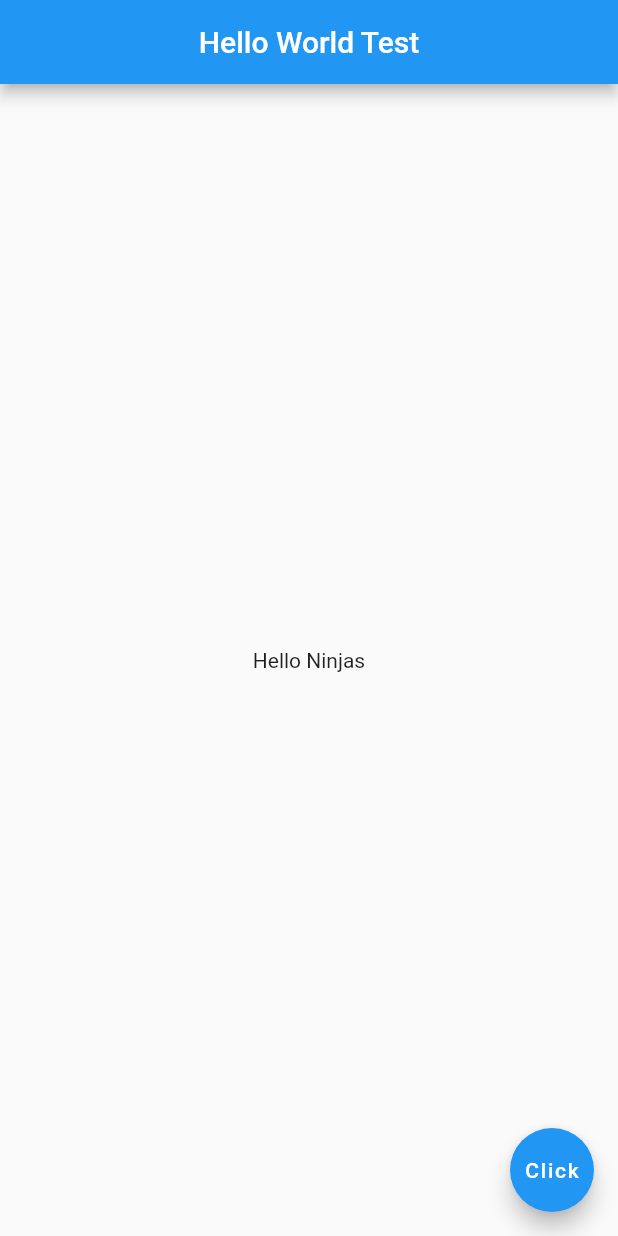
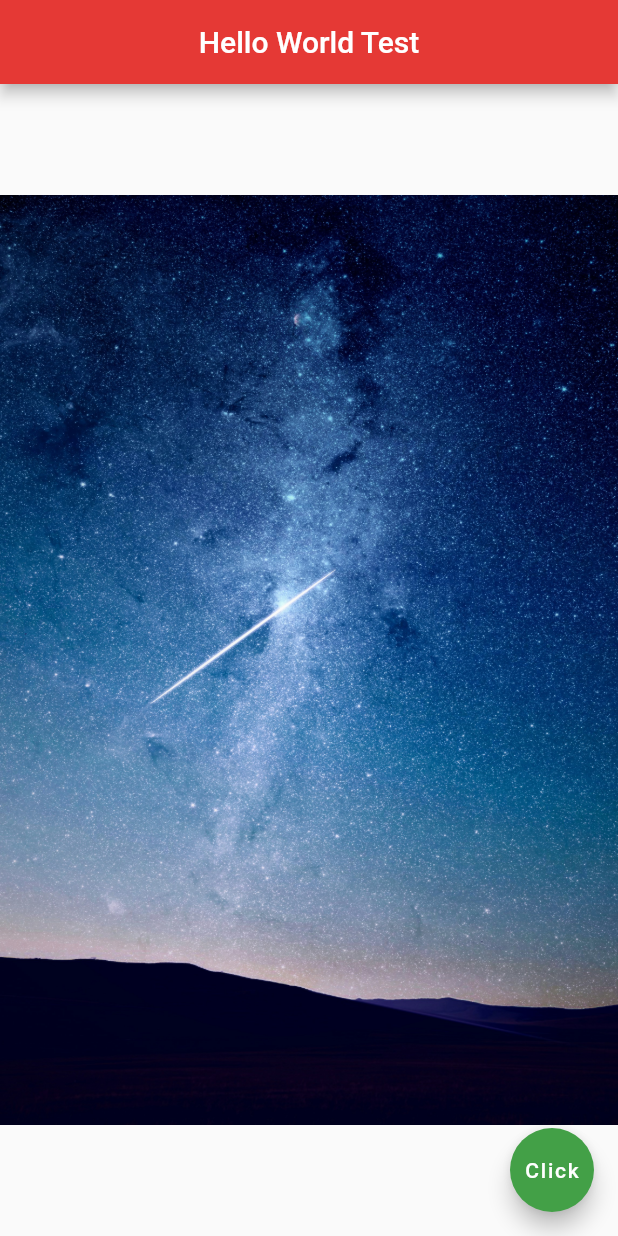
Before and after one commit to kattsy-dev/Project01, a Flutter app: the screen it shows after launch, after a tap on "Click", on a phone screen of 412 x 824 dp. Run offline on Flutter 3.47's test engine with Material 3 defaults, Android fonts, the phone set to English and light mode, and no system bars.

Commit message:
Updated the Interface

```diff
--- a/lib/main.dart
+++ b/lib/main.dart
@@ -3,21 +3,49 @@ import 'package:flutter/material.dart';
 //void main() => runApp(const MyApp());
 
 void main() {
-  runApp(MaterialApp(
-    theme: ThemeData(useMaterial3: false),
-    home: Scaffold(
+  runApp(
+      MaterialApp(theme: ThemeData(useMaterial3: false), home: const Home()));
+}
+
+class Home extends StatelessWidget {
+  const Home({super.key});
+
+  @override
+  Widget build(BuildContext context) {
+    return Scaffold(
       appBar: AppBar(
         //properties: value
-        title: const Text("Hello World Test"),
+        title: const Text(
+          "Hello World Test",
+        ),
         centerTitle: true,
+        backgroundColor: Colors.red[600],
       ),
       body: const Center(
-        child: Text("Hello Ninjas"),
+        child: Image(
+          image: AssetImage('assets/space1.jpg'),
+          // other way to write it
+          // child: Image.asset('assets/space1.jpg'),
+          // child: Image.NetworkImage('assets/space1.jpg'),
+          // image: NetworkImage('https://images.unsplash.com/photo-1531306728370-e2ebd9d7bb99?q=80&w=1287&auto=format&fit=crop&ixlib=rb-4.0.3&ixid=M3wxMjA3fDB8MHxwaG90by1wYWdlfHx8fGVufDB8fHx8fA%3D%3D'),
+        ),
+
+        // child: Text(
+        //   "Hello Ninjas",
+        //   style: TextStyle(
+        //     fontSize: 20.0,
+        //     fontWeight: FontWeight.bold,
+        //     letterSpacing: 2.0,
+        //     color: Colors.grey,
+        //     fontFamily: 'IndieFlower',
+        //   ),
+        // ),
       ),
       floatingActionButton: FloatingActionButton(
         onPressed: () {},
+        backgroundColor: Colors.green[600],
         child: const Text("Click"),
       ),
-    ),
-  ));
+    );
+  }
 }
```
Also changed, not shown: pubspec.yaml (+7 -6 lines), assets/space1.jpg (added), fonts/IndieFlower-Regular.ttf (added), 1 other file.
